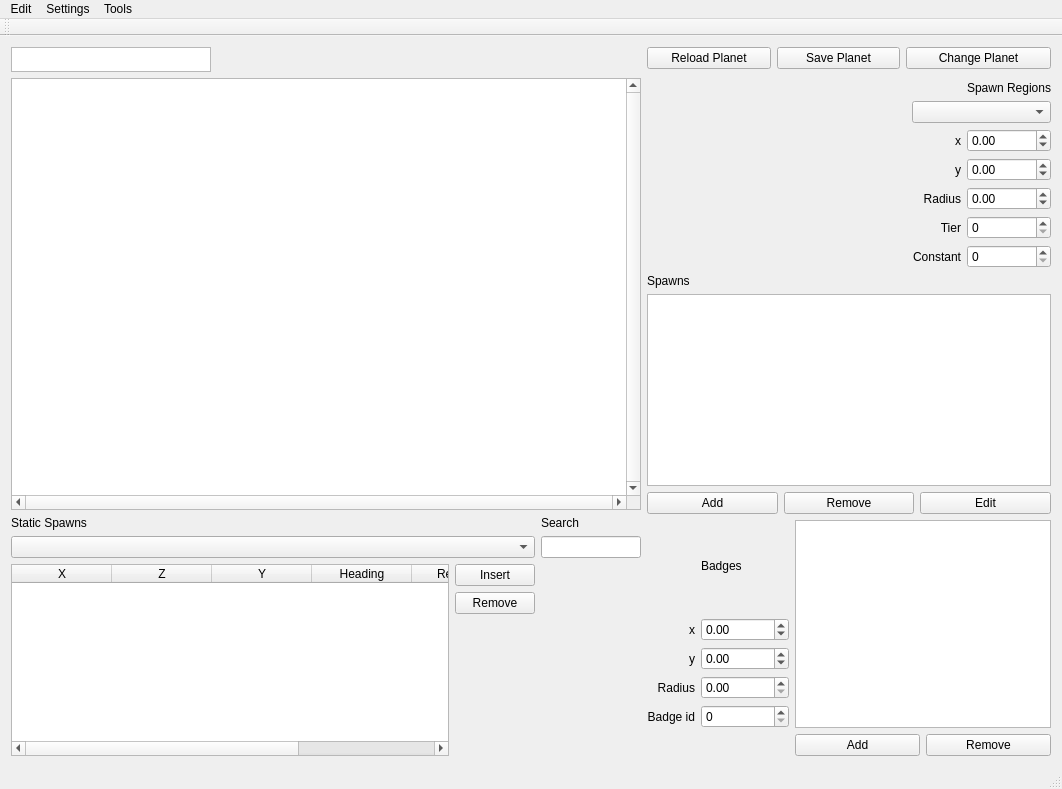
First picture: the form in WorldSpawnerTool/mainwindow.ui, repository TheAnswer/Tools, before the edit.
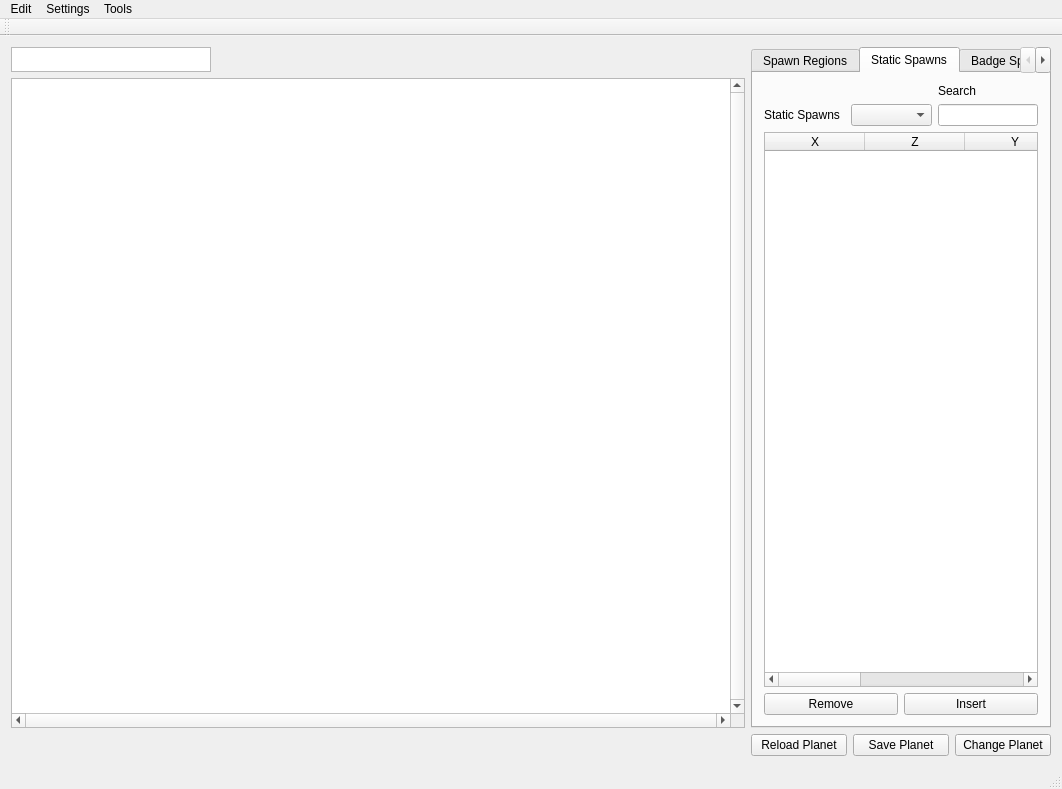
Second picture: the form after the edit. The open tabs and pages were chosen to show the change.

Commit message: [updated] tool [changed] cleaned up main window a little bit

Diff of the .ui file:
```diff
--- a/WorldSpawnerTool/mainwindow.ui
+++ b/WorldSpawnerTool/mainwindow.ui
@@ -15,7 +15,7 @@
   </property>
   <widget class="QWidget" name="centralWidget">
    <layout class="QGridLayout" name="gridLayout_8">
-    <item row="1" column="0" rowspan="5">
+    <item row="0" column="0">
      <layout class="QGridLayout" name="gridLayout_7">
       <item row="2" column="0">
        <widget class="QGraphicsView" name="graphicsView">
@@ -25,6 +25,12 @@
           <height>0</height>
          </size>
         </property>
+        <property name="maximumSize">
+         <size>
+          <width>16777215</width>
+          <height>16777215</height>
+         </size>
+        </property>
         <property name="verticalScrollBarPolicy">
          <enum>Qt::ScrollBarAlwaysOn</enum>
         </property>
@@ -33,95 +39,6 @@
         </property>
        </widget>
       </item>
-      <item row="3" column="0">
-       <layout class="QGridLayout" name="gridLayout_4">
-        <item row="0" column="0">
-         <widget class="QLabel" name="label_StaticSpawns">
-          <property name="text">
-           <string>Static Spawns</string>
-          </property>
-         </widget>
-        </item>
-        <item row="0" column="1">
-         <widget class="QLabel" name="label_7">
-          <property name="text">
-           <string>Search</string>
-          </property>
-         </widget>
-        </item>
-        <item row="2" column="0">
-         <widget class="QComboBox" name="comboBox_StaticSpawns"/>
-        </item>
-        <item row="3" column="0">
-         <layout class="QGridLayout" name="gridLayout_2">
-          <item row="0" column="0" rowspan="3">
-           <widget class="QTableWidget" name="tableWidget_StaticSpawns">
-            <property name="minimumSize">
-             <size>
-              <width>0</width>
-              <height>100</height>
-             </size>
-            </property>
-            <column>
-             <property name="text">
-              <string>X</string>
-             </property>
-            </column>
-            <column>
-             <property name="text">
-              <string>Z</string>
-             </property>
-            </column>
-            <column>
-             <property name="text">
-              <string>Y</string>
-             </property>
-            </column>
-            <column>
-             <property name="text">
-              <string>Heading</string>
-             </property>
-            </column>
-            <column>
-             <property name="text">
-              <string>Respawn</string>
-             </property>
-            </column>
-            <column>
-             <property name="text">
-              <string>ParentID</string>
-             </property>
-            </column>
-           </widget>
-          </item>
-          <item row="0" column="1">
-           <widget class="QPushButton" name="pushButton_InsertStaticSpawn">
-            <property name="text">
-             <string>Insert</string>
-            </property>
-           </widget>
-          </item>
-          <item row="1" column="1">
-           <widget class="QPushButton" name="pushButton_RemoveStaticSpawn">
-            <property name="text">
-             <string>Remove</string>
-            </property>
-           </widget>
-          </item>
-         </layout>
-        </item>
-        <item row="2" column="1">
-         <widget class="QLineEdit" name="lineEdit_StaticSpawnSearch">
-          <property name="maximumSize">
-           <size>
-            <width>100</width>
-            <height>16777215</height>
-           </size>
-          </property>
-         </widget>
-        </item>
-       </layout>
-      </item>
       <item row="1" column="0">
        <widget class="QTextBrowser" name="textBrowser">
         <property name="maximumSize">
@@ -155,7 +72,25 @@
       </property>
      </widget>
     </item>
-    <item row="3" column="3">
+    <item row="0" column="1" colspan="3">
+     <widget class="QTabWidget" name="tabWidget_main">
+      <property name="minimumSize">
+       <size>
+        <width>300</width>
+        <height>0</height>
+       </size>
+      </property>
+      <property name="currentIndex">
+       <number>0</number>
+      </property>
+      <widget class="QWidget" name="tab">
+       <attribute name="title">
+        <string>Spawn Regions</string>
+       </attribute>
+       <layout class="QHBoxLayout" name="horizontalLayout">
+        <item>
+         <layout class="QGridLayout" name="gridLayout_3">
+          <item row="0" column="1" colspan="2">
      <layout class="QGridLayout" name="gridLayout">
       <item row="0" column="2">
        <widget class="QLabel" name="label_8">
@@ -253,35 +188,33 @@
       <item row="6" column="2">
        <widget class="QSpinBox" name="constant"/>
       </item>
-     </layout>
-    </item>
-    <item row="4" column="1" colspan="3">
-     <layout class="QGridLayout" name="gridLayout_3">
-      <item row="1" column="0">
-       <widget class="QLabel" name="label_6">
+            <item row="0" column="2">
+             <widget class="QLabel" name="label_8">
         <property name="text">
-         <string>Spawns</string>
+               <string>Spawn Regions</string>
         </property>
        </widget>
       </item>
-      <item row="2" column="0" colspan="3">
+           </layout>
+          </item>
+          <item row="1" column="0" colspan="3">
        <widget class="QListWidget" name="spawnsList"/>
       </item>
-      <item row="3" column="0">
+          <item row="2" column="0">
        <widget class="QPushButton" name="pushButton_addSpawn">
         <property name="text">
          <string>Add</string>
         </property>
        </widget>
       </item>
-      <item row="3" column="1">
+          <item row="2" column="1">
        <widget class="QPushButton" name="pushButton_removeSpawn">
         <property name="text">
          <string>Remove</string>
         </property>
        </widget>
       </item>
-      <item row="3" column="2">
+          <item row="2" column="2">
        <widget class="QPushButton" name="pushButton_editSpawn">
         <property name="text">
          <string>Edit</string>
@@ -290,18 +223,118 @@
       </item>
      </layout>
     </item>
-    <item row="5" column="1" colspan="3">
+       </layout>
+      </widget>
+      <widget class="QWidget" name="tab_2">
+       <attribute name="title">
+        <string>Static Spawns</string>
+       </attribute>
+       <layout class="QVBoxLayout" name="verticalLayout">
+        <item>
+         <layout class="QGridLayout" name="gridLayout_4">
+          <item row="0" column="0">
+           <layout class="QGridLayout" name="gridLayout_2">
+            <item row="0" column="2">
+             <widget class="QLabel" name="label_7">
+              <property name="text">
+               <string>Search</string>
+              </property>
+             </widget>
+            </item>
+            <item row="1" column="0">
+             <widget class="QLabel" name="label_StaticSpawns">
+              <property name="text">
+               <string>Static Spawns</string>
+              </property>
+             </widget>
+            </item>
+            <item row="1" column="1">
+             <widget class="QComboBox" name="comboBox_StaticSpawns"/>
+            </item>
+            <item row="1" column="2">
+             <widget class="QLineEdit" name="lineEdit_StaticSpawnSearch">
+              <property name="maximumSize">
+               <size>
+                <width>100</width>
+                <height>16777215</height>
+               </size>
+              </property>
+             </widget>
+            </item>
+           </layout>
+          </item>
+          <item row="1" column="0">
+           <widget class="QTableWidget" name="tableWidget_StaticSpawns">
+            <property name="minimumSize">
+             <size>
+              <width>0</width>
+              <height>100</height>
+             </size>
+            </property>
+            <column>
+             <property name="text">
+              <string>X</string>
+             </property>
+            </column>
+            <column>
+             <property name="text">
+              <string>Z</string>
+             </property>
+            </column>
+            <column>
+             <property name="text">
+              <string>Y</string>
+             </property>
+            </column>
+            <column>
+             <property name="text">
+              <string>Heading</string>
+             </property>
+            </column>
+            <column>
+             <property name="text">
+              <string>Respawn</string>
+             </property>
+            </column>
+            <column>
+             <property name="text">
+              <string>ParentID</string>
+             </property>
+            </column>
+           </widget>
+          </item>
+         </layout>
+        </item>
+        <item>
+         <layout class="QGridLayout" name="gridLayout_9">
+          <item row="0" column="0">
+           <widget class="QPushButton" name="pushButton_RemoveStaticSpawn">
+            <property name="text">
+             <string>Remove</string>
+            </property>
+           </widget>
+          </item>
+          <item row="0" column="1">
+           <widget class="QPushButton" name="pushButton_InsertStaticSpawn">
+            <property name="text">
+             <string>Insert</string>
+            </property>
+           </widget>
+          </item>
+         </layout>
+        </item>
+       </layout>
+      </widget>
+      <widget class="QWidget" name="tab_3">
+       <attribute name="title">
+        <string>Badge Spawns</string>
+       </attribute>
+       <layout class="QVBoxLayout" name="verticalLayout_2">
+        <item>
      <layout class="QGridLayout" name="gridLayout_6">
-      <item row="0" column="0">
+          <item row="0" column="0" colspan="2">
        <layout class="QGridLayout" name="gridLayout_5">
-        <item row="0" column="1">
-         <widget class="QLabel" name="label_9">
-          <property name="text">
-           <string>Badges</string>
-          </property>
-         </widget>
-        </item>
-        <item row="1" column="0">
+            <item row="0" column="0">
          <widget class="QLabel" name="label_10">
           <property name="text">
            <string>x</string>
@@ -311,7 +344,7 @@
           </property>
          </widget>
         </item>
-        <item row="1" column="1">
+            <item row="0" column="1">
          <widget class="QDoubleSpinBox" name="doubleSpinBox_badgeX">
           <property name="minimum">
            <double>-999999999.000000000000000</double>
@@ -321,7 +354,7 @@
           </property>
          </widget>
         </item>
-        <item row="2" column="0">
+            <item row="1" column="0">
          <widget class="QLabel" name="label_11">
           <property name="text">
            <string>y</string>
@@ -331,7 +364,7 @@
           </property>
          </widget>
         </item>
-        <item row="2" column="1">
+            <item row="1" column="1">
          <widget class="QDoubleSpinBox" name="doubleSpinBox_badge_Y">
           <property name="minimum">
            <double>-9999999.000000000000000</double>
@@ -344,7 +377,7 @@
           </property>
          </widget>
         </item>
-        <item row="3" column="0">
+            <item row="2" column="0">
          <widget class="QLabel" name="label_12">
           <property name="text">
            <string>Radius</string>
@@ -354,14 +387,14 @@
           </property>
          </widget>
         </item>
-        <item row="3" column="1">
+            <item row="2" column="1">
          <widget class="QDoubleSpinBox" name="doubleSpinBox_badgeRadius">
           <property name="maximum">
            <double>9999999.000000000000000</double>
           </property>
          </widget>
         </item>
-        <item row="4" column="0">
+            <item row="3" column="0">
          <widget class="QLabel" name="label_13">
           <property name="text">
            <string>Badge id</string>
@@ -371,22 +404,22 @@
           </property>
          </widget>
         </item>
-        <item row="4" column="1">
+            <item row="3" column="1">
          <widget class="QSpinBox" name="spinBox_badgeID"/>
         </item>
        </layout>
       </item>
-      <item row="0" column="1" colspan="2">
+          <item row="1" column="0" colspan="2">
        <widget class="QListWidget" name="listWidget_badges"/>
       </item>
-      <item row="1" column="1">
+          <item row="2" column="0">
        <widget class="QPushButton" name="pushButton_addBadge">
         <property name="text">
          <string>Add</string>
         </property>
        </widget>
       </item>
-      <item row="1" column="2">
+          <item row="2" column="1">
        <widget class="QPushButton" name="pushButton_removeBadge">
         <property name="text">
          <string>Remove</string>
@@ -394,6 +427,10 @@
        </widget>
       </item>
      </layout>
+        </item>
+       </layout>
+      </widget>
+     </widget>
     </item>
    </layout>
   </widget>
```
Left out of the diff: 7 changed lines with no effect on the pictures. Lines whose indentation alone changed are shown as unchanged. The commit also changes 4 other files.
